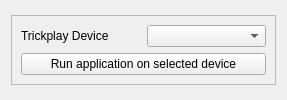
Qt form tools/debug/UI/DeviceManager.ui (TrickPlay/Trickplay) before a commit.
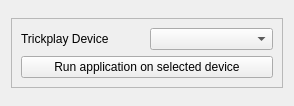
The same form after that commit.

```diff
--- a/tools/debug/UI/DeviceManager.ui
+++ b/tools/debug/UI/DeviceManager.ui
@@ -6,8 +6,8 @@
    <rect>
     <x>0</x>
     <y>0</y>
-    <width>287</width>
-    <height>100</height>
+    <width>294</width>
+    <height>106</height>
    </rect>
   </property>
   <property name="windowTitle">
@@ -39,7 +39,17 @@
          </widget>
         </item>
         <item>
-         <widget class="QComboBox" name="comboBox"/>
+         <widget class="QComboBox" name="comboBox">
+          <property name="editable">
+           <bool>false</bool>
+          </property>
+          <property name="duplicatesEnabled">
+           <bool>true</bool>
+          </property>
+          <property name="frame">
+           <bool>true</bool>
+          </property>
+         </widget>
         </item>
        </layout>
       </item>
```
